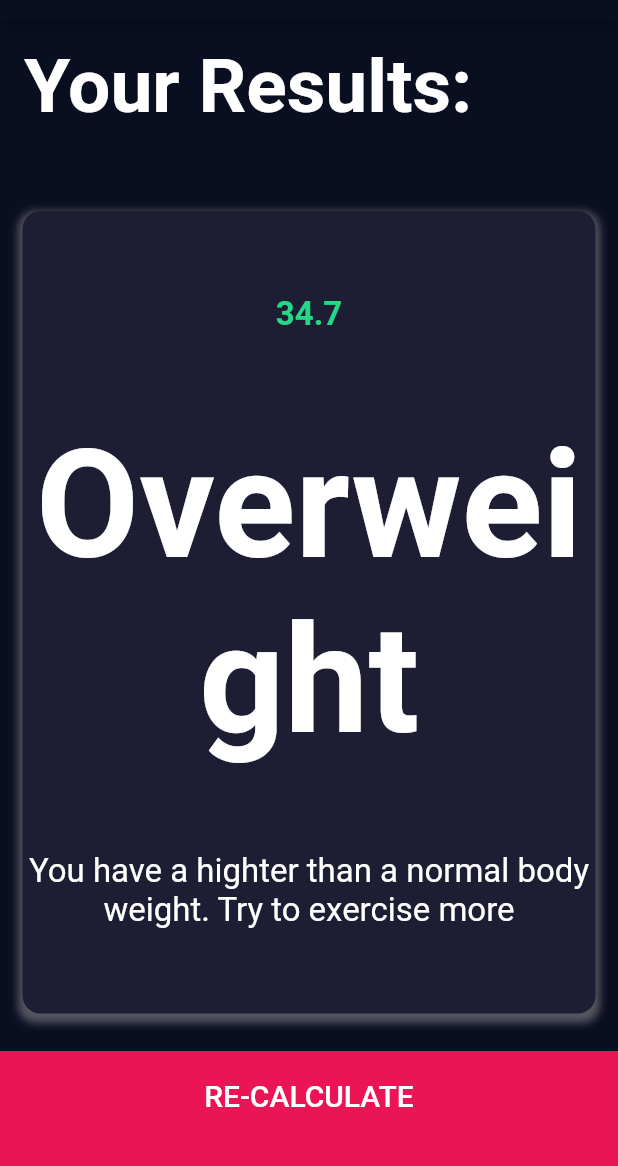
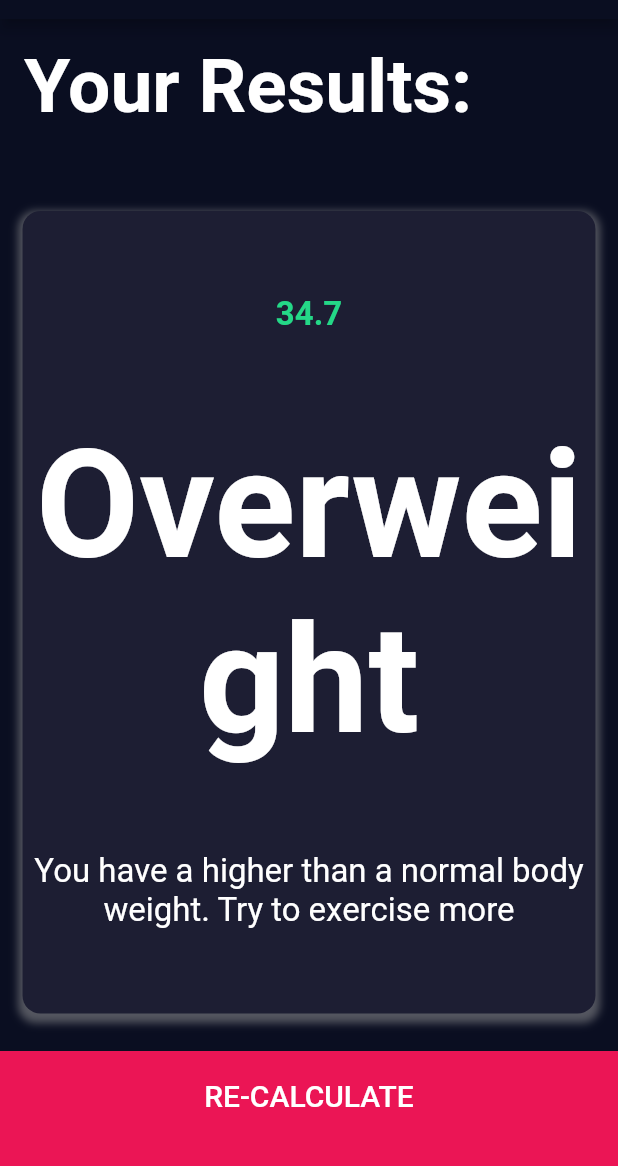
Before and after one commit to andriipundor/Flutter, a Flutter app: the screen it shows after launch, after a tap on "CALCULATE", on a phone screen of 412 x 824 dp, the part 65-1231 px from its top. Run offline on Flutter 3.47's test engine with Material 2 defaults, Android fonts, the phone set to English and light mode, and no system bars.

```diff
--- a/lib/model/bmi_calculator.dart
+++ b/lib/model/bmi_calculator.dart
@@ -67,12 +67,159 @@ class BMICalculator {
 
   String getInterpretation() {
     var bmi = _calculateBMI();
+    switch(age) {
+      case 1:
+        {
           if (bmi >= 25) {
-      return 'You have a highter than a normal body weight. Try to exercise more';
+            return 'You have a higher than a normal body weight. Try to exercise more';
+          } else if (bmi > 18.5 && height > 78 && weight > 12) {
+            return 'Your BMI coefficient is normal. But your weight and height are too much for your age. You should eat Rastishka less !)';
+          } else if (bmi > 18.5 && height < 70 && weight < 8) {
+            return 'Your BMI coefficient is normal. But your weight and height are too small for your age You should eat Rastishka more !)';
           } else if (bmi > 18.5) {
             return 'You have a normal body weight. Good job!';
           } else {
             return 'You have lower than normal body weight. You can eat a bit more';
           }
         }
+
+      case 2:{
+        if (bmi >= 25) {
+          return 'You have a higher than a normal body weight. Try to exercise more';
+        } else if (bmi > 18.5 && height > 94 && weight > 16) {
+          return 'Your BMI coefficient is normal. But your weight and height are too much for your age. You should eat Rastishka less !)';
+        } else if (bmi > 18.5 && height < 82 && weight < 10) {
+          return 'Your BMI coefficient is normal. But your weight and height are too small for your age You should eat Rastishka more !)';
+        } else if (bmi > 18.5) {
+          return 'You have a normal body weight. Good job!';
+        } else {
+          return 'You have lower than normal body weight. You can eat a bit more';
         }
+      }
+
+      case 3:{
+        if (bmi >= 25) {
+          return 'You have a higher than a normal body weight. Try to exercise more';
+        } else if (bmi > 18.5 && height > 103 && weight > 18) {
+          return 'Your BMI coefficient is normal. But your weight and height are too much for your age. You should eat Rastishka less !)';
+        } else if (bmi > 18.5 && height < 89 && weight < 12) {
+          return 'Your BMI coefficient is normal. But your weight and height are too small for your age You should eat Rastishka more !)';
+        } else if (bmi > 18.5) {
+          return 'You have a normal body weight. Good job!';
+        } else {
+          return 'You have lower than normal body weight. You can eat a bit more';
+        }
+      }
+
+      case 4:{
+        if (bmi >= 25) {
+          return 'You have a higher than a normal body weight. Try to exercise more';
+        } else if (bmi > 18.5 && height > 107 && weight > 21) {
+          return 'Your BMI coefficient is normal. But your weight and height are too much for your age. You should eat Rastishka less !)';
+        } else if (bmi > 18.5 && height < 95 && weight < 13) {
+          return 'Your BMI coefficient is normal. But your weight and height are too small for your age You should eat Rastishka more !)';
+        } else if (bmi > 18.5) {
+          return 'You have a normal body weight. Good job!';
+        } else {
+          return 'You have lower than normal body weight. You can eat a bit more';
+        }
+      }
+
+      case 5:{
+        if (bmi >= 25) {
+          return 'You have a higher than a normal body weight. Try to exercise more';
+        } else if (bmi > 18.5 && height > 119 && weight > 24) {
+          return 'Your BMI coefficient is normal. But your weight and height are too much for your age. You should eat Rastishka less !)';
+        } else if (bmi > 18.5 && height < 101 && weight < 14) {
+          return 'Your BMI coefficient is normal. But your weight and height are too small for your age You should eat Rastishka more !)';
+        } else if (bmi > 18.5) {
+          return 'You have a normal body weight. Good job!';
+        } else {
+          return 'You have lower than normal body weight. You can eat a bit more';
+        }
+      }
+
+      case 6:{
+        if (bmi >= 25) {
+          return 'You have a higher than a normal body weight. Try to exercise more';
+        } else if (bmi > 18.5 && height > 125 && weight > 27) {
+          return 'Your BMI coefficient is normal. But your weight and height are too much for your age. You should eat Rastishka less !)';
+        } else if (bmi > 18.5 && height < 107 && weight < 16) {
+          return 'Your BMI coefficient is normal. But your weight and height are too small for your age You should eat Rastishka more !)';
+        } else if (bmi > 18.5) {
+          return 'You have a normal body weight. Good job!';
+        } else {
+          return 'You have lower than normal body weight. You can eat a bit more';
+        }
+      }
+
+      case 7:{
+        if (bmi >= 25) {
+          return 'You have a higher than a normal body weight. Try to exercise more';
+        } else if (bmi > 18.5 && height > 132 && weight > 30) {
+          return 'Your BMI coefficient is normal. But your weight and height are too much for your age. You should eat Rastishka less !)';
+        } else if (bmi > 18.5 && height < 112 && weight < 18) {
+          return 'Your BMI coefficient is normal. But your weight and height are too small for your age You should eat Rastishka more !)';
+        } else if (bmi > 18.5) {
+          return 'You have a normal body weight. Good job!';
+        } else {
+          return 'You have lower than normal body weight. You can eat a bit more';
+        }
+      }
+
+      case 8:{
+        if (bmi >= 25) {
+          return 'You have a higher than a normal body weight. Try to exercise more';
+        } else if (bmi > 18.5 && height > 138 && weight > 34) {
+          return 'Your BMI coefficient is normal. But your weight and height are too much for your age. You should eat Rastishka less !)';
+        } else if (bmi > 18.5 && height < 117 && weight < 20) {
+          return 'Your BMI coefficient is normal. But your weight and height are too small for your age You should eat Rastishka more !)';
+        } else if (bmi > 18.5) {
+          return 'You have a normal body weight. Good job!';
+        } else {
+          return 'You have lower than normal body weight. You can eat a bit more';
+        }
+      }
+
+      case 9:{
+        if (bmi >= 25) {
+          return 'You have a higher than a normal body weight. Try to exercise more';
+        } else if (bmi > 18.5 && height > 144 && weight > 39) {
+          return 'Your BMI coefficient is normal. But your weight and height are too much for your age. You should eat Rastishka less !)';
+        } else if (bmi > 18.5 && height < 121 && weight < 22) {
+          return 'Your BMI coefficient is normal. But your weight and height are too small for your age You should eat Rastishka more !)';
+        } else if (bmi > 18.5) {
+          return 'You have a normal body weight. Good job!';
+        } else {
+          return 'You have lower than normal body weight. You can eat a bit more';
+        }
+      }
+
+      case 10:{
+        if (bmi >= 25) {
+          return 'You have a higher than a normal body weight. Try to exercise more';
+        } else if (bmi > 18.5 && height > 150 && weight > 44) {
+          return 'Your BMI coefficient is normal. But your weight and height are too much for your age. You should eat Rastishka less !)';
+        } else if (bmi > 18.5 && height < 125 && weight < 24) {
+          return 'Your BMI coefficient is normal. But your weight and height are too small for your age You should eat Rastishka more !)';
+        } else if (bmi > 18.5) {
+          return 'You have a normal body weight. Good job!';
+        } else {
+          return 'You have lower than normal body weight. You can eat a bit more';
+        }
+      }
+
+      default :
+        {
+          if (bmi >= 25) {
+            return 'You have a higher than a normal body weight. Try to exercise more';
+          } else if (bmi > 18.5) {
+            return 'You have a normal body weight. Good job!';
+          } else {
+            return 'You have lower than normal body weight. You can eat a bit more';
+          }
+        }
+
+  }
+  }
+}
--- a/lib/screens/parameters_input_screen.dart
+++ b/lib/screens/parameters_input_screen.dart
@@ -128,7 +128,7 @@ class _ParametersInputScreenState extends State<ParametersInputScreen> {
             ),
             Slider(
               value: _calculator.height.toDouble(),
-              min: 70,
+              min: 50,
               max: 230,
               activeColor: activeElementColor,
               inactiveColor: inactionElementColor,
```
Lines whose indentation alone changed are shown as unchanged.
